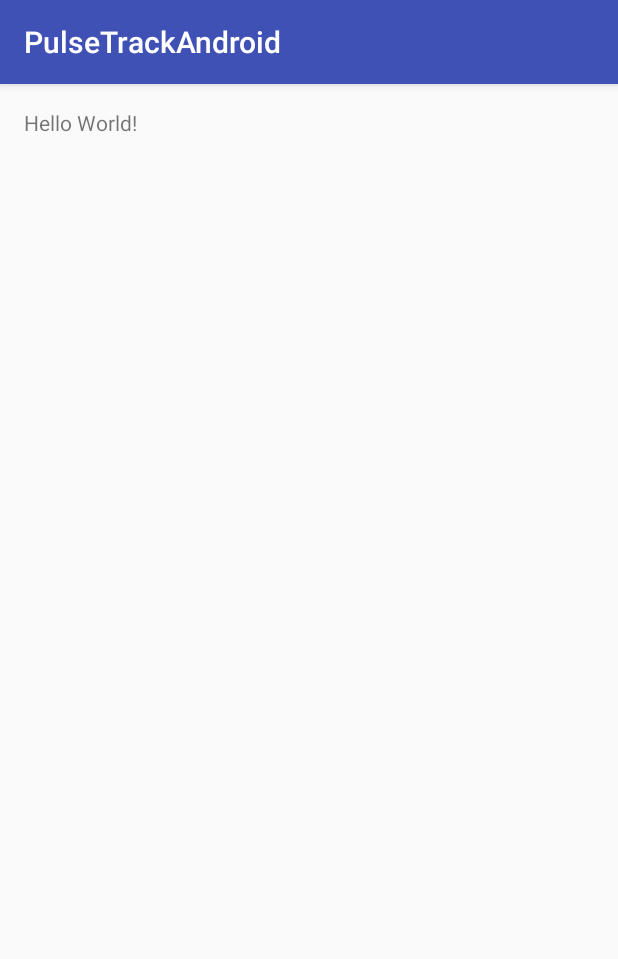
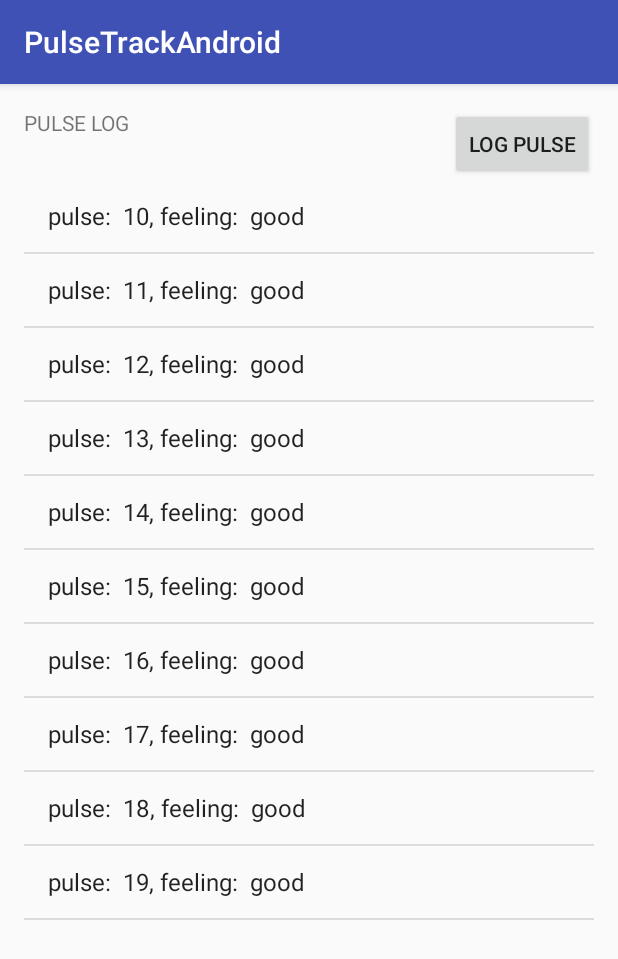
Before and after one commit to danielacraciun/PulseTrack, an Android app: the screen it shows after launch (MainActivity), on a phone screen of 412 x 824 dp. Shown: the top 959 px of the screen. Run offline under Robolectric (Android 15) with nearby library versions, the phone set to English and light mode, and no system bars; 2 statements that could not run were skipped.

Commit message:
Added inserting to list view

```diff
--- a/PulseTrackAndroid/app/src/main/AndroidManifest.xml
+++ b/PulseTrackAndroid/app/src/main/AndroidManifest.xml
@@ -15,6 +15,7 @@
                 <category android:name="android.intent.category.LAUNCHER" />
             </intent-filter>
         </activity>
+        <activity android:name=".AddPulseLog"></activity>
     </application>
 
 </manifest>
--- a/PulseTrackAndroid/app/src/main/java/com/example/dana/pulsetrackandroid/MainActivity.java
+++ b/PulseTrackAndroid/app/src/main/java/com/example/dana/pulsetrackandroid/MainActivity.java
@@ -1,13 +1,65 @@
 package com.example.dana.pulsetrackandroid;
 
+import android.content.Intent;
+import android.os.Build;
+import android.support.annotation.RequiresApi;
 import android.support.v7.app.AppCompatActivity;
 import android.os.Bundle;
+import android.view.View;
+import android.widget.AdapterView;
+import android.widget.ArrayAdapter;
+import android.widget.EditText;
+import android.widget.ListView;
+
+import java.util.ArrayList;
+import java.util.List;
 
 public class MainActivity extends AppCompatActivity {
+
+    private List<String> pulseLog = new ArrayList<>();
 
     @Override
     protected void onCreate(Bundle savedInstanceState) {
         super.onCreate(savedInstanceState);
         setContentView(R.layout.activity_main);
+
+        ListView myList = (ListView) findViewById(R.id.listView);
+        final ArrayList<String> itemList = new ArrayList<>();
+        for (int i=0;i<10;i++) {
+            PulseLog item = new PulseLog(i + 10, "good");
+            pulseLog.add(item.toString());
+        }
+
+        final ArrayAdapter<String> adapter=new ArrayAdapter<String>(this, android.R.layout.simple_list_item_1, pulseLog);
+        myList.setAdapter(adapter);
+        myList.setOnItemClickListener(new AdapterView.OnItemClickListener(){
+
+            @RequiresApi(api = Build.VERSION_CODES.JELLY_BEAN)
+            @Override
+            public void onItemClick(AdapterView<?> parent, final View view, int position, long id) {
+                final String item = (String) parent.getItemAtPosition(position);
+                view.animate().setDuration(1000).alpha(0)
+                        .withEndAction(new Runnable() {
+                            @Override
+                            public void run() {
+                                itemList.remove(item);
+                                adapter.notifyDataSetChanged();
+                                view.setAlpha(1);
+                            }
+                        });
+                System.out.println(item);
+            }
+        });
+
+        Intent intent = getIntent();
+        String message = intent.getStringExtra(AddPulseLog.EXTRA_MESSAGE);
+        PulseLog item = new PulseLog(Integer.parseInt(message.split(" ")[0]), message.split(" ")[1]);
+        pulseLog.add(item.toString());
+        adapter.notifyDataSetChanged();
+    }
+
+    public void addLog(View view) {
+        Intent intent = new Intent(this, AddPulseLog.class);
+        startActivity(intent);
     }
 }
--- a/PulseTrackAndroid/app/src/main/java/com/example/dana/pulsetrackandroid/PulseLog.java
+++ b/PulseTrackAndroid/app/src/main/java/com/example/dana/pulsetrackandroid/PulseLog.java
@@ -5,4 +5,37 @@ package com.example.dana.pulsetrackandroid;
  */
 
 public class PulseLog {
+    private Integer pulse;
+    private String feeling;
+
+    public PulseLog() {
+        pulse = 0;
+        feeling = "";
+    }
+
+    public PulseLog(Integer pulse, String feeling) {
+        this.pulse = pulse;
+        this.feeling = feeling;
+    }
+
+    public Integer getPulse() {
+        return pulse;
+    }
+
+    public void setPulse(Integer pulse) {
+        this.pulse = pulse;
+    }
+
+    public String getFeeling() {
+        return feeling;
+    }
+
+    public void setFeeling(String feeling) {
+        this.feeling = feeling;
+    }
+
+    @Override
+    public String toString() {
+        return "pulse:  " + pulse + ", feeling:  " + feeling;
+    }
 }
--- a/PulseTrackAndroid/app/src/main/res/layout/activity_main.xml
+++ b/PulseTrackAndroid/app/src/main/res/layout/activity_main.xml
@@ -13,5 +13,25 @@
     <TextView
         android:layout_width="wrap_content"
         android:layout_height="wrap_content"
-        android:text="Hello World!" />
+        android:text="@string/pulse_log"
+        android:id="@+id/textView"
+        android:layout_alignBottom="@+id/button"
+        android:layout_alignParentTop="true" />
+
+    <ListView
+        android:layout_width="match_parent"
+        android:layout_height="match_parent"
+        android:id="@+id/listView"
+        android:layout_alignParentStart="true"
+        android:layout_below="@+id/textView" />
+
+    <Button
+        android:text="Log pulse"
+        android:layout_width="wrap_content"
+        android:layout_height="wrap_content"
+        android:id="@+id/button"
+        android:layout_alignParentTop="true"
+        android:layout_alignParentEnd="true"
+        android:onClick="addLog"/>
+
 </RelativeLayout>
--- a/PulseTrackAndroid/app/src/main/res/values/strings.xml
+++ b/PulseTrackAndroid/app/src/main/res/values/strings.xml
@@ -1,3 +1,8 @@
+<?xml version="1.0" encoding="utf-8"?>
 <resources>
     <string name="app_name">PulseTrackAndroid</string>
+    <string name="edit_message">Enter a pulse value</string>
+    <string name="feeling_message">How are you feeling?</string>
+    <string name="button_send">SUBMIT</string>
+    <string name="pulse_log">PULSE LOG</string>
 </resources>
```
Also changed, not shown: PulseTrackAndroid/app/src/main/java/com/example/dana/pulsetrackandroid/AddPulseLog.java (+16 -0 lines), PulseTrackAndroid/app/src/main/res/layout/activity_add_pulse_log.xml (+30 -0 lines).
